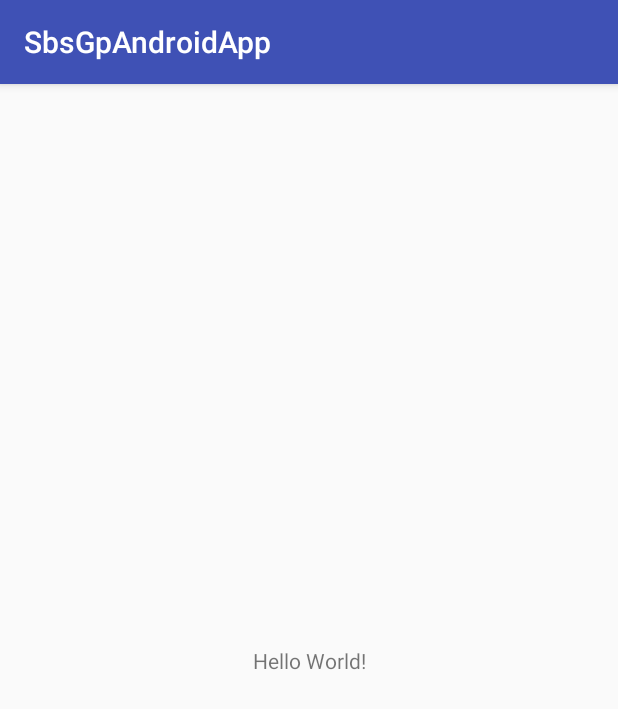
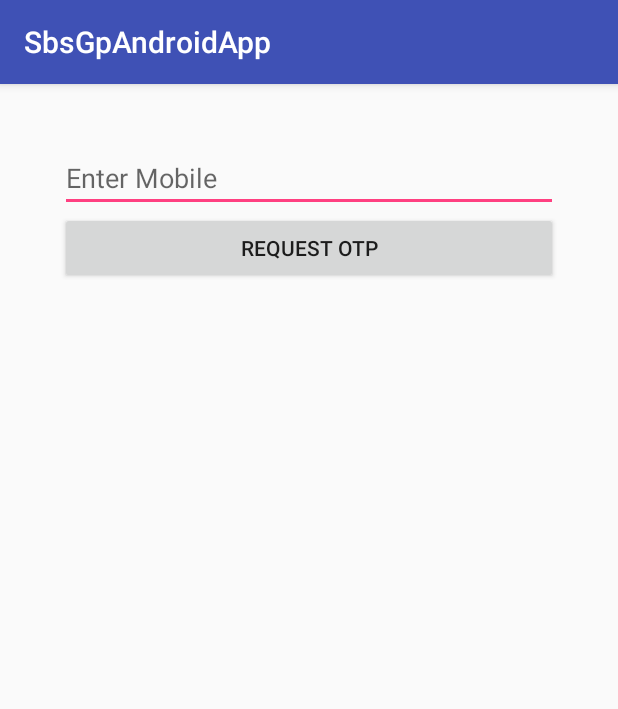
Before and after one commit to Akshaysss/new, an Android app: the screen it shows after launch (LoginActivity), on a phone screen of 412 x 824 dp. Shown: the top 709 px of the screen. Run offline under Robolectric (Android 15) with nearby library versions, the phone set to English and light mode, and no system bars; libraries missing offline, so code that uses them is left out: rx.subscriptions.

Commit message:
added view

```diff
--- a/app/build.gradle
+++ b/app/build.gradle
@@ -25,6 +25,14 @@ dependencies {
         exclude group: 'com.android.support', module: 'support-annotations'
     })
     compile 'com.android.support:appcompat-v7:25.3.1'
-    compile 'com.android.support.constraint:constraint-layout:1.0.2'
+
+
+    compile 'com.google.code.gson:gson:2.6.2'
+    compile 'com.squareup.retrofit2:retrofit:2.1.0'
+    compile 'com.squareup.retrofit2:converter-gson:2.1.0'
+    compile 'com.squareup.retrofit2:adapter-rxjava:2.1.0'
+    compile 'io.reactivex:rxandroid:1.2.1'
+    compile 'io.reactivex:rxjava:1.2.1'
+
     testCompile 'junit:junit:4.12'
 }
--- a/app/src/main/java/auth/view/LoginActivity.java
+++ b/app/src/main/java/auth/view/LoginActivity.java
@@ -2,14 +2,45 @@ package auth.view;
 
 import android.support.v7.app.AppCompatActivity;
 import android.os.Bundle;
+import android.view.View;
+import android.widget.Button;
+import android.widget.EditText;
 
 import com.sbs.gp.sbsgpandroidapp.R;
 
+import auth.viewmodel.LoginViewModel;
+import rx.subscriptions.CompositeSubscription;
+
 public class LoginActivity extends AppCompatActivity {
+
+    private EditText mobile;
+    private Button requestOTPButton;
+
+    private CompositeSubscription subscriptions = new CompositeSubscription();
+    private LoginViewModel loginViewModel;
 
     @Override
     protected void onCreate(Bundle savedInstanceState) {
         super.onCreate(savedInstanceState);
         setContentView(R.layout.activity_login);
+
+        bindViews();
+    }
+
+    private void bindViews() {
+
+        mobile = (EditText)findViewById(R.id.mobile);
+        requestOTPButton = (Button)findViewById(R.id.request_otp_btn);
+        requestOTPButton.setOnClickListener(new View.OnClickListener() {
+            @Override
+            public void onClick(View v) {
+                requestOTP();
+            }
+        });
+
+    }
+
+    private void requestOTP() {
+
     }
 }
--- /dev/null
+++ b/app/src/main/java/auth/viewmodel/LoginViewModel.java
@@ -0,0 +1,8 @@
+package auth.viewmodel;
+
+/**
+ * Created by pranav on 14/06/17.
+ */
+
+public class LoginViewModel {
+}
--- a/app/src/main/res/layout/activity_login.xml
+++ b/app/src/main/res/layout/activity_login.xml
@@ -1,18 +1,24 @@
 <?xml version="1.0" encoding="utf-8"?>
-<android.support.constraint.ConstraintLayout xmlns:android="http://schemas.android.com/apk/res/android"
+<RelativeLayout xmlns:android="http://schemas.android.com/apk/res/android"
     xmlns:app="http://schemas.android.com/apk/res-auto"
     xmlns:tools="http://schemas.android.com/tools"
     android:layout_width="match_parent"
+    android:padding="40dp"
     android:layout_height="match_parent"
     tools:context="auth.view.LoginActivity">
 
-    <TextView
-        android:layout_width="wrap_content"
+    <EditText
+        android:layout_width="match_parent"
+        android:id="@+id/mobile"
+        android:hint="Enter Mobile"
+        android:layout_height="wrap_content" />
+
+    <Button
+        android:layout_width="match_parent"
         android:layout_height="wrap_content"
-        android:text="Hello World!"
-        app:layout_constraintBottom_toBottomOf="parent"
-        app:layout_constraintLeft_toLeftOf="parent"
-        app:layout_constraintRight_toRightOf="parent"
-        app:layout_constraintTop_toTopOf="parent" />
+        android:text="Request Otp"
+        android:layout_below="@+id/mobile"
+        android:id="@+id/request_otp_btn"
+        />
 
-</android.support.constraint.ConstraintLayout>
+</RelativeLayout>
```
